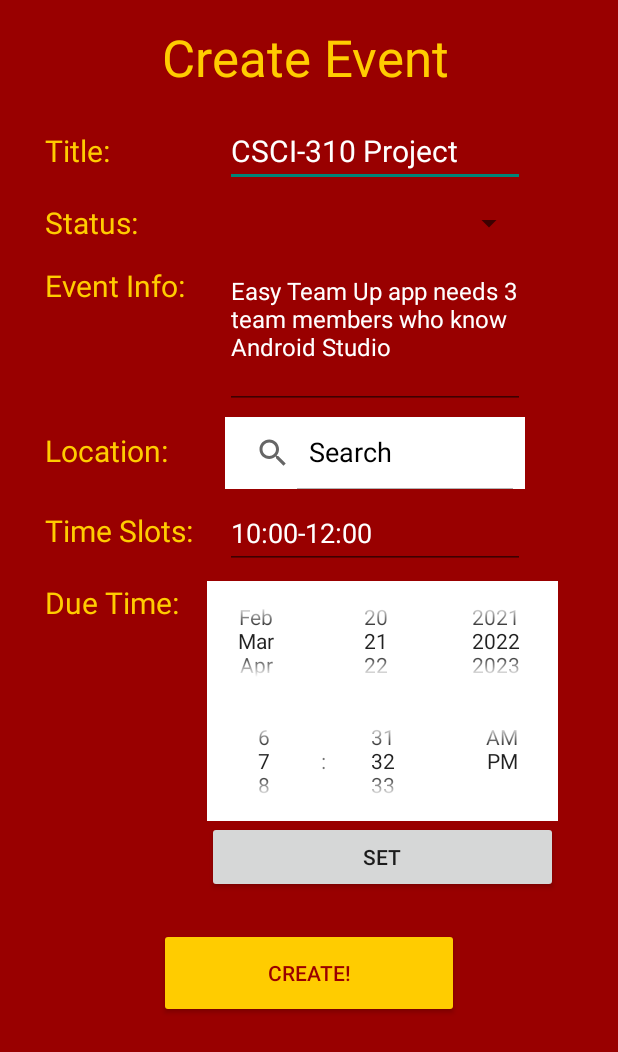
After one commit to udurairaj/csci310-project2, an Android app: the layout activity_create_event_post.xml on its own in the app's theme, with its tools: preview values and no code run, on a phone screen of 412 x 824 dp. The commit adds this screen. Shown: the top 1052 px of the screen. Run offline under Robolectric (Android 15) with nearby library versions, the light colour scheme and no system bars.

Commit message:
create event changes

```diff
--- /dev/null
+++ b/app/src/main/java/com/example/project2/CreateEventPostActivity.java
@@ -0,0 +1,38 @@
+package com.example.project2;
+
+import androidx.appcompat.app.AppCompatActivity;
+
+import android.os.Bundle;
+import android.view.View;
+import android.widget.ArrayAdapter;
+import android.widget.EditText;
+import android.widget.ImageView;
+import android.widget.SearchView;
+import android.widget.Spinner;
+
+public class CreateEventPostActivity extends AppCompatActivity {
+
+    @Override
+    protected void onCreate(Bundle savedInstanceState) {
+        super.onCreate(savedInstanceState);
+        setContentView(R.layout.activity_create_event_post);
+        Spinner statusPublicSpinner = findViewById(R.id.statusPublicSpinner);
+        ArrayAdapter<CharSequence> a = ArrayAdapter.createFromResource
+                (this, R.array.eventStatusArray, R.layout.activity_create_event_post);
+        a.setDropDownViewResource(R.layout.activity_create_event_post);
+        statusPublicSpinner.setAdapter(a);
+    }
+
+    public void onClickCreateEvent(View view) {
+        EditText nameCreate = (EditText)findViewById(R.id.nameEventView);
+        Spinner statusPublicCreate = (Spinner)findViewById(R.id.statusPublicSpinner);
+        EditText descriptionCreate = (EditText)findViewById(R.id.descriptionEventView);
+        //SearchView locationCreate = (SearchView)findViewById(R.id.locationEventSearch);
+        // READ LOCATION HERE
+        // READ TIME SLOTS HERE
+        // READ SET DUE TIME HERE
+
+        String createdName = nameCreate.getText().toString();
+        //String createdStatusPublic = statusPublicCreate.
+    }
+}
--- /dev/null
+++ b/app/src/main/res/layout/activity_create_event_post.xml
@@ -0,0 +1,216 @@
+<?xml version="1.0" encoding="utf-8"?>
+<androidx.constraintlayout.widget.ConstraintLayout xmlns:android="http://schemas.android.com/apk/res/android"
+    xmlns:app="http://schemas.android.com/apk/res-auto"
+    xmlns:tools="http://schemas.android.com/tools"
+    android:layout_width="match_parent"
+    android:layout_height="match_parent"
+    android:background="#990000"
+    android:backgroundTint="#990000"
+    tools:context=".CreateEventPostActivity">
+
+    <TextView
+        android:id="@+id/textView"
+        android:layout_width="196dp"
+        android:layout_height="51dp"
+        android:layout_marginTop="15dp"
+        android:text="Create Event"
+        android:textColor="#FFCC00"
+        android:textSize="34sp"
+        app:layout_constraintEnd_toEndOf="parent"
+        app:layout_constraintStart_toStartOf="parent"
+        app:layout_constraintTop_toTopOf="parent" />
+
+    <TextView
+        android:id="@+id/nameEventText"
+        android:layout_width="100dp"
+        android:layout_height="48dp"
+        android:layout_marginStart="30dp"
+        android:layout_marginTop="10dp"
+        android:text="Title:"
+        android:textColor="#FFCC00"
+        android:textSize="20sp"
+        android:gravity="center_vertical"
+        app:layout_constraintStart_toStartOf="parent"
+        app:layout_constraintTop_toBottomOf="@+id/textView" />
+
+    <TextView
+        android:id="@+id/statusPublicEventText"
+        android:layout_width="100dp"
+        android:layout_height="48dp"
+        android:layout_marginStart="30dp"
+        android:text="Status:"
+        android:textColor="#FFCC00"
+        android:textSize="20sp"
+        android:gravity="center_vertical"
+        app:layout_constraintStart_toStartOf="parent"
+        app:layout_constraintTop_toBottomOf="@+id/nameEventText" />
+
+    <TextView
+        android:id="@+id/descriptionEventText"
+        android:layout_width="100dp"
+        android:layout_height="100dp"
+        android:layout_marginStart="30dp"
+        android:layout_marginTop="4dp"
+        android:text="Event Info:"
+        android:textColor="#FFCC00"
+        android:textSize="20sp"
+        android:gravity="top"
+        app:layout_constraintStart_toStartOf="parent"
+        app:layout_constraintTop_toBottomOf="@+id/statusPublicEventText" />
+
+    <TextView
+        android:id="@+id/locationEventText"
+        android:layout_width="100dp"
+        android:layout_height="48dp"
+        android:layout_marginStart="30dp"
+        android:text="Location:"
+        android:textColor="#FFCC00"
+        android:textSize="20sp"
+        android:gravity="center_vertical"
+        app:layout_constraintStart_toStartOf="parent"
+        app:layout_constraintTop_toBottomOf="@+id/descriptionEventText" />
+
+    <TextView
+        android:id="@+id/timeSlotsEventText"
+        android:layout_width="100dp"
+        android:layout_height="48dp"
+        android:layout_marginStart="30dp"
+        android:layout_marginTop="5dp"
+        android:text="Time Slots:"
+        android:textColor="#FFCC00"
+        android:textSize="20sp"
+        android:gravity="center_vertical"
+        app:layout_constraintStart_toStartOf="parent"
+        app:layout_constraintTop_toBottomOf="@+id/locationEventText" />
+
+    <TextView
+        android:id="@+id/dueTimeEventText"
+        android:layout_width="100dp"
+        android:layout_height="48dp"
+        android:layout_marginStart="30dp"
+        android:text="Due Time:"
+        android:textColor="#FFCC00"
+        android:textSize="20sp"
+        android:gravity="center_vertical"
+        app:layout_constraintStart_toStartOf="parent"
+        app:layout_constraintTop_toBottomOf="@+id/timeSlotsEventText" />
+
+    <EditText
+        android:id="@+id/nameEventView"
+        android:layout_width="200dp"
+        android:layout_height="48dp"
+        android:layout_marginStart="20dp"
+        android:layout_marginTop="10dp"
+        android:ems="10"
+        android:text="CSCI-310 Project"
+        android:textColor="#FFFFFF"
+        android:textColorHint="#FFFFFF"
+        android:textSize="20sp"
+        app:layout_constraintStart_toEndOf="@+id/nameEventText"
+        app:layout_constraintTop_toBottomOf="@+id/textView" />
+
+    <Spinner
+        android:id="@+id/statusPublicSpinner"
+        android:layout_width="200dp"
+        android:layout_height="48dp"
+        android:layout_marginStart="20dp"
+        android:spinnerMode="dropdown"
+        app:layout_constraintStart_toEndOf="@+id/statusPublicEventText"
+        app:layout_constraintTop_toBottomOf="@+id/nameEventText"
+        />
+
+    <EditText
+        android:id="@+id/descriptionEventView"
+        android:layout_width="200dp"
+        android:layout_height="100dp"
+        android:layout_marginStart="20dp"
+        android:ems="10"
+        android:text="Easy Team Up app needs 3 team members who know Android Studio"
+        android:textColor="#FFFFFF"
+        android:textColorHint="#FFFFFF"
+        android:textSize="16sp"
+        android:gravity="top"
+        app:layout_constraintStart_toEndOf="@+id/descriptionEventText"
+        app:layout_constraintTop_toBottomOf="@+id/statusPublicSpinner" />
+
+        <androidx.appcompat.widget.SearchView
+            android:id="@+id/locationEventSearch"
+            android:layout_width="200dp"
+            android:layout_height="48dp"
+            android:layout_marginStart="20dp"
+            android:layout_marginTop="5dp"
+            android:background="#FFFFFF"
+            app:iconifiedByDefault="false"
+            app:queryHint="Search"
+            app:layout_constraintStart_toEndOf="@+id/locationEventText"
+            app:layout_constraintTop_toBottomOf="@+id/descriptionEventView"
+            />
+
+    <EditText
+        android:id="@+id/timeSlotsEventView"
+        android:layout_width="200dp"
+        android:layout_height="48dp"
+        android:layout_marginStart="20dp"
+        android:layout_marginTop="5dp"
+        android:ems="10"
+        android:text="10:00-12:00"
+        android:textColor="#FFFFFF"
+        android:textColorHint="#FFFFFF"
+        android:textColorLink="#FFFFFF"
+        android:textSize="18sp"
+        app:layout_constraintStart_toEndOf="@+id/timeSlotsEventText"
+        app:layout_constraintTop_toBottomOf="@+id/locationEventSearch" />
+
+    <LinearLayout
+        xmlns:android="http://schemas.android.com/apk/res/android"
+        android:id="@+id/dueTimeEventPicker"
+        android:orientation="vertical"
+        android:layout_width="250dp"
+        android:padding="8dp"
+        android:layout_height="0dp"
+        app:layout_constraintStart_toEndOf="@+id/timeSlotsEventText"
+        app:layout_constraintTop_toBottomOf="@+id/timeSlotsEventView">
+
+        <DatePicker
+            android:id="@+id/datePicker"
+            android:layout_width="match_parent"
+            android:calendarViewShown="false"
+            android:datePickerMode="spinner"
+            android:layout_height="80dp"
+            android:background="@color/white"
+            android:layout_marginLeft="-10dp"
+            android:layout_marginRight="-10dp"
+            />
+
+        <TimePicker
+            android:id="@+id/timePicker"
+            android:layout_width="match_parent"
+            android:layout_height="80dp"
+            android:timePickerMode="spinner"
+            android:background="@color/white"
+            android:layout_marginLeft="-10dp"
+            android:layout_marginRight="-10dp"
+            />
+
+        <Button
+            android:id="@+id/dateTimeSet"
+            android:layout_width="match_parent"
+            android:text="Set"
+            android:layout_height="48dp" />
+
+    </LinearLayout>
+
+    <Button
+        android:id="@+id/saveEventButton"
+        android:layout_width="200dp"
+        android:layout_height="60dp"
+        android:layout_marginTop="15dp"
+        android:backgroundTint="#FFCC00"
+        android:text="Create!"
+        android:textColor="#990000"
+        android:onClick="onClickCreateEvent"
+        app:layout_constraintEnd_toEndOf="parent"
+        app:layout_constraintStart_toStartOf="parent"
+        app:layout_constraintTop_toBottomOf="@+id/dueTimeEventPicker" />
+
+</androidx.constraintlayout.widget.ConstraintLayout>
--- a/app/src/main/res/layout/activity_edit_profile.xml
+++ b/app/src/main/res/layout/activity_edit_profile.xml
@@ -74,7 +74,6 @@
         android:layout_width="100dp"
         android:layout_height="48dp"
         android:layout_marginStart="30dp"
-        android:layout_marginTop="15dp"
         android:text="Username:"
         android:textColor="#FFCC00"
         android:textSize="20sp"
@@ -87,7 +86,6 @@
         android:layout_width="100dp"
         android:layout_height="48dp"
         android:layout_marginStart="30dp"
-        android:layout_marginTop="15dp"
         android:text="Email:"
         android:textColor="#FFCC00"
         android:textSize="20sp"
@@ -100,7 +98,6 @@
         android:layout_width="100dp"
         android:layout_height="48dp"
         android:layout_marginStart="30dp"
-        android:layout_marginTop="15dp"
         android:text="Phone:"
         android:textColor="#FFCC00"
         android:textSize="20sp"
@@ -113,7 +110,6 @@
         android:layout_width="100dp"
         android:layout_height="48dp"
         android:layout_marginStart="30dp"
-        android:layout_marginTop="15dp"
         android:text="About Me:"
         android:textColor="#FFCC00"
         android:textSize="20sp"
@@ -140,7 +136,6 @@
         android:layout_width="200dp"
         android:layout_height="48dp"
         android:layout_marginStart="20dp"
-        android:layout_marginTop="15dp"
         android:ems="10"
         android:text="jdoe"
         android:textColor="#FFFFFF"
@@ -154,7 +149,6 @@
         android:layout_width="200dp"
         android:layout_height="48dp"
         android:layout_marginStart="20dp"
-        android:layout_marginTop="17dp"
         android:ems="10"
         android:text="john.doe@usc.edu"
         android:textColor="#FFFFFF"
@@ -169,7 +163,6 @@
         android:layout_width="200dp"
         android:layout_height="48dp"
         android:layout_marginStart="20dp"
-        android:layout_marginTop="15dp"
         android:ems="10"
         android:text="1234567890"
         android:textColor="#FFFFFF"
@@ -185,7 +178,6 @@
         android:layout_width="200dp"
         android:layout_height="100dp"
         android:layout_marginStart="20dp"
-        android:layout_marginTop="19dp"
         android:ems="10"
         android:text="Junior CS major"
         android:textColor="#FFFFFF"
--- a/app/src/main/res/layout/activity_profile.xml
+++ b/app/src/main/res/layout/activity_profile.xml
@@ -22,8 +22,8 @@
 
     <ImageView
         android:id="@+id/imageButton"
-        android:layout_width="136dp"
-        android:layout_height="136dp"
+        android:layout_width="100dp"
+        android:layout_height="100dp"
         android:layout_marginTop="15dp"
         android:contentDescription="profilePicture"
         app:layout_constraintEnd_toEndOf="parent"
@@ -48,7 +48,6 @@
         android:layout_width="100dp"
         android:layout_height="48dp"
         android:layout_marginStart="30dp"
-        android:layout_marginTop="15dp"
         android:text="ID:"
         android:textColor="#FFCC00"
         android:textSize="20sp"
@@ -60,7 +59,6 @@
         android:layout_width="100dp"
         android:layout_height="48dp"
         android:layout_marginStart="30dp"
-        android:layout_marginTop="15dp"
         android:text="Username:"
         android:textColor="#FFCC00"
         android:textSize="20sp"
@@ -72,7 +70,6 @@
         android:layout_width="100dp"
         android:layout_height="48dp"
         android:layout_marginStart="30dp"
-        android:layout_marginTop="15dp"
         android:text="Email:"
         android:textColor="#FFCC00"
         android:textSize="20sp"
@@ -84,7 +81,6 @@
         android:layout_width="100dp"
         android:layout_height="48dp"
         android:layout_marginStart="30dp"
-        android:layout_marginTop="15dp"
         android:text="Phone:"
         android:textColor="#FFCC00"
         android:textSize="20sp"
@@ -96,7 +92,6 @@
         android:layout_width="100dp"
         android:layout_height="48dp"
         android:layout_marginStart="30dp"
-        android:layout_marginTop="15dp"
         android:text="About Me:"
         android:textColor="#FFCC00"
         android:textSize="20sp"
@@ -122,7 +117,6 @@
         android:layout_width="200dp"
         android:layout_height="48dp"
         android:layout_marginStart="20dp"
-        android:layout_marginTop="15dp"
         android:ems="10"
         android:text="1234"
         android:textColor="#FFFFFF"
@@ -136,7 +130,6 @@
         android:layout_width="200dp"
         android:layout_height="48dp"
         android:layout_marginStart="20dp"
-        android:layout_marginTop="15dp"
         android:ems="10"
         android:text="jdoe"
         android:textColor="#FFFFFF"
@@ -150,7 +143,6 @@
         android:layout_width="200dp"
         android:layout_height="48dp"
         android:layout_marginStart="20dp"
-        android:layout_marginTop="15dp"
         android:ems="10"
         android:text="john.doe@usc.edu"
         android:textColor="#FFFFFF"
@@ -165,7 +157,6 @@
         android:layout_width="200dp"
         android:layout_height="48dp"
         android:layout_marginStart="20dp"
-        android:layout_marginTop="15dp"
         android:ems="10"
         android:text="1234567890"
         android:textColor="#FFFFFF"
@@ -179,7 +170,6 @@
         android:layout_width="200dp"
         android:layout_height="100dp"
         android:layout_marginStart="20dp"
-        android:layout_marginTop="15dp"
         android:ems="10"
         android:text="Junior CS major"
         android:textColor="#FFFFFF"
@@ -192,7 +182,6 @@
         android:id="@+id/confirmProfileChangesButton"
         android:layout_width="200dp"
         android:layout_height="60dp"
-        android:layout_marginTop="10dp"
         android:backgroundTint="#FFCC00"
         android:text="Edit Profile"
         android:textColor="#990000"
--- a/app/src/main/res/values/strings.xml
+++ b/app/src/main/res/values/strings.xml
@@ -1,3 +1,18 @@
 <resources>
-    <string name="app_name">Project2</string>
+    <string name="app_name">Easy Team Up</string>
+    <string-array name="eventStatusArray">
+        <item>Public</item>
+        <item>Private</item>
+    </string-array>
+    <string name="title_activity_nav">NavActivity</string>
+    <string name="navigation_drawer_open">Open navigation drawer</string>
+    <string name="navigation_drawer_close">Close navigation drawer</string>
+    <string name="nav_header_title">Android Studio</string>
+    <string name="nav_header_subtitle">android.studio@android.com</string>
+    <string name="nav_header_desc">Navigation header</string>
+    <string name="action_settings">Settings</string>
+
+    <string name="menu_home">Home</string>
+    <string name="menu_gallery">Gallery</string>
+    <string name="menu_slideshow">Slideshow</string>
 </resources>
--- a/app/src/main/res/values/themes.xml
+++ b/app/src/main/res/values/themes.xml
@@ -1,17 +1,24 @@
 <resources xmlns:tools="http://schemas.android.com/tools">
     <!-- Base application theme. -->
-    <style name="Theme.Project2" parent="Theme.AppCompat.Light.NoActionBar">
+    <style name="Theme.Project2" parent="Theme.AppCompat.Light.DarkActionBar">
         <!-- Primary brand color. -->
-        <item name="colorPrimary">@color/purple_500</item>
-        <item name="colorPrimaryVariant">@color/purple_700</item>
-        <item name="colorOnPrimary">@color/white</item>
+        <item name="colorPrimary">#990000</item>
+        <item name="colorPrimaryVariant">#990000</item>
+        <item name="colorOnPrimary">#FFCC00</item>
         <!-- Secondary brand color. -->
         <item name="colorSecondary">@color/teal_200</item>
-        <item name="colorSecondaryVariant">@color/teal_700</item>
+        <item name="colorSecondaryVariant">#000000</item>
         <item name="colorOnSecondary">@color/black</item>
         <!-- Status bar color. -->
         <item name="android:statusBarColor" tools:targetApi="l">?attr/colorPrimaryVariant</item>
         <!-- Customize your theme here. -->
+        <item name="android:textColorHint" tools:targetApi="l">?attr/colorSecondaryVariant</item>
     </style>
+    <style name="Theme.Project2.NoActionBar">
+        <item name="windowActionBar">false</item>
+        <item name="windowNoTitle">true</item>
+    </style>
+    <style name="Theme.Project2.AppBarOverlay" parent="ThemeOverlay.AppCompat.Dark.ActionBar" />
+    <style name="Theme.Project2.PopupOverlay" parent="ThemeOverlay.AppCompat.Light" />
 
 </resources>
```
Also changed, not shown: app/src/main/AndroidManifest.xml (+6 -3 lines), app/src/main/res/drawable/app_icon.jpg (added).
